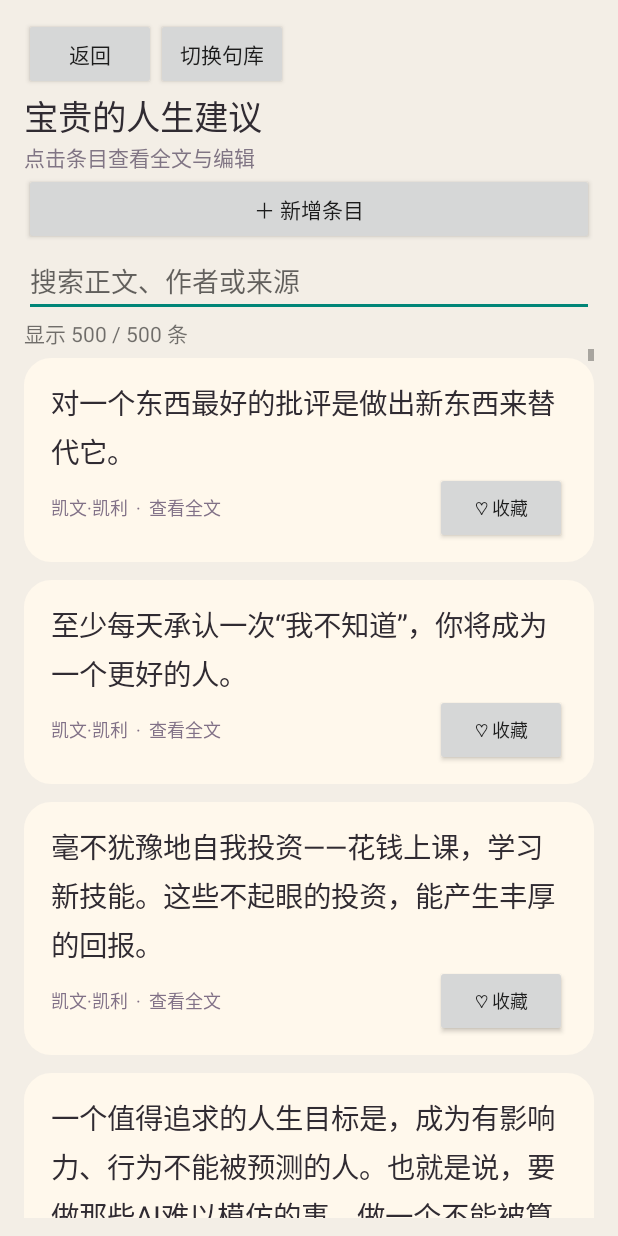
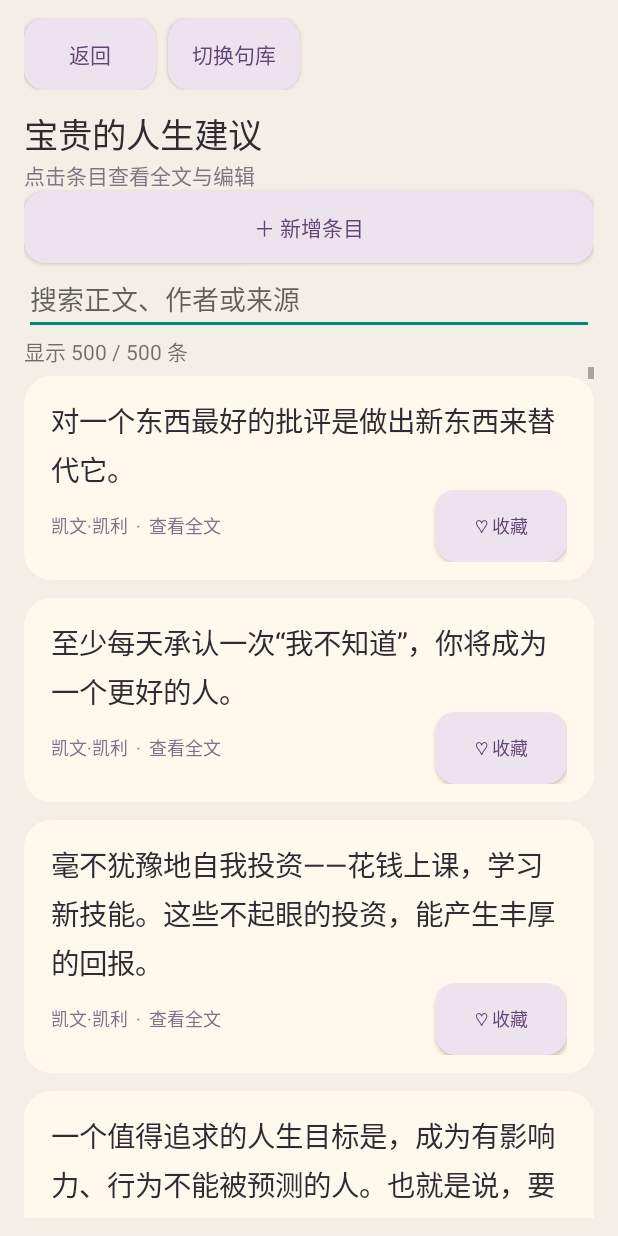
Before and after one commit to sinterwong/daily-wisdom-android, an Android app: the LibraryActivity screen opened directly, with no data from a screen before it, on a phone screen of 412 x 824 dp. Run offline under Robolectric (Android 15) with nearby library versions, the phone set to English and light mode, and no system bars.

Commit message:
Match content and favorites buttons to the app color palette

```diff
--- a/app/src/main/java/com/sinter/daily/LibraryActivity.java
+++ b/app/src/main/java/com/sinter/daily/LibraryActivity.java
@@ -29,7 +29,11 @@ public class LibraryActivity extends Activity {
         out.putString("query",query);super.onSaveInstanceState(out);
     }
     private Button button(String title,Runnable action) {
-        Button b=new Button(this);b.setText(title);b.setAllCaps(false);b.setOnClickListener(v->action.run());return b;
+        Button b=new Button(this);b.setText(title);b.setAllCaps(false);b.setTextSize(14);b.setTextColor(0xff644375);
+        android.graphics.drawable.GradientDrawable bg=new android.graphics.drawable.GradientDrawable();
+        bg.setColor(0xffece3ef);bg.setCornerRadius(dp(14));b.setBackground(bg);
+        b.setMinHeight(dp(44));b.setPadding(dp(14),dp(8),dp(14),dp(8));
+        b.setOnClickListener(v->action.run());return b;
     }
     private void render() {
         library=Libraries.active(this);
@@ -42,6 +46,8 @@ public class LibraryActivity extends Activity {
         });
         LinearLayout toolbar=new LinearLayout(this);
         toolbar.addView(button("返回",this::finish));
+        toolbar.setPadding(0,0,0,dp(12));
+        Space gap=new Space(this);toolbar.addView(gap,new LinearLayout.LayoutParams(dp(8),1));
         toolbar.addView(button("切换句库",this::choose));
         root.addView(toolbar);
         TextView title=new TextView(this);title.setText(favoritesOnly?"我的收藏":library.title);title.setTextSize(23);title.setTextColor(0xff302b32);root.addView(title);
```
